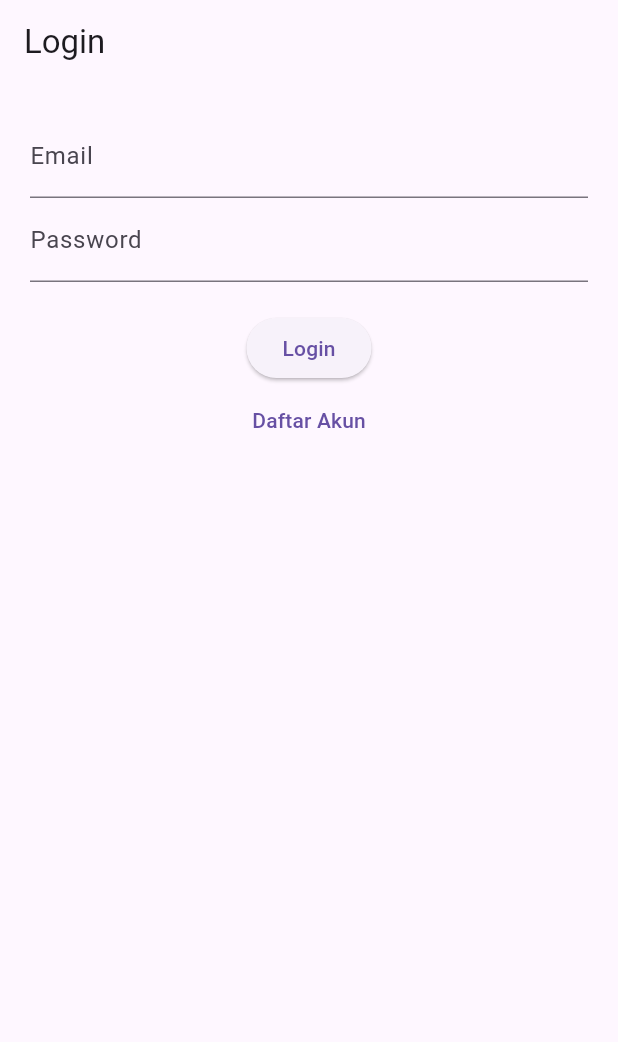
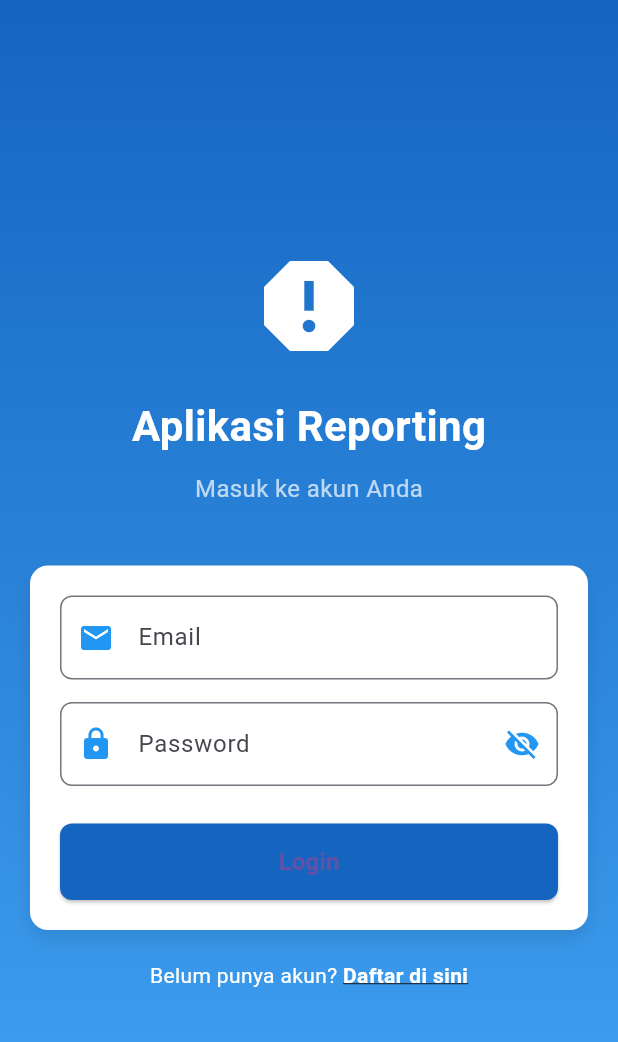
Before and after one commit to BangSaM0607/aplikasi_reporting, a Flutter app: the screen it shows after launch, after a tap on "Login", after a tap on the "logout" icon, on a phone screen of 412 x 824 dp. Shown: the top 1042 px of the screen. Run offline on Flutter 3.47's test engine with Material 3 defaults, Android fonts, the light colour scheme and no system bars; our stand-ins replace get, image_picker, supabase_flutter; accounts and stored records are empty; network calls fail.

Commit message:
Percantik tampilan login page

```diff
--- a/lib/Teknisi/pages/home_page.dart
+++ b/lib/Teknisi/pages/home_page.dart
@@ -4,7 +4,7 @@ import 'package:supabase_flutter/supabase_flutter.dart';
 import '../controllers/report_controller.dart';
 import 'add_report_page.dart';
 import 'report_detail_page.dart';
-import 'login_page.dart';
+import '../../login_page.dart';
 
 class HomePage extends StatelessWidget {
   const HomePage({super.key});
--- a/lib/Teknisi/pages/login_page.dart
+++ /dev/null
@@ -1,62 +0,0 @@
-import 'package:flutter/material.dart';
-import '../controllers/auth_controller.dart';
-import 'home_page.dart';
-import 'register_page.dart';
-
-class LoginPage extends StatefulWidget {
-  const LoginPage({super.key});
-
-  @override
-  State<LoginPage> createState() => _LoginPageState();
-}
-
-class _LoginPageState extends State<LoginPage> {
-  final email = TextEditingController();
-  final password = TextEditingController();
-  final auth = AuthController();
-
-  @override
-  Widget build(BuildContext context) {
-    return Scaffold(
-      appBar: AppBar(title: const Text("Login")),
-      body: Padding(
-        padding: const EdgeInsets.all(20),
-        child: Column(
-          children: [
-            TextField(
-              controller: email,
-              decoration: const InputDecoration(labelText: "Email"),
-            ),
-            TextField(
-              controller: password,
-              decoration: const InputDecoration(labelText: "Password"),
-              obscureText: true,
-            ),
-            const SizedBox(height: 20),
-            ElevatedButton(
-              onPressed: () async {
-                await auth.login(email.text, password.text);
-                if (mounted) {
-                  Navigator.pushReplacement(
-                    context,
-                    MaterialPageRoute(builder: (_) => const HomePage()),
-                  );
-                }
-              },
-              child: const Text("Login"),
-            ),
-            TextButton(
-              onPressed: () {
-                Navigator.push(
-                  context,
-                  MaterialPageRoute(builder: (_) => const RegisterPage()),
-                );
-              },
-              child: const Text("Daftar Akun"),
-            ),
-          ],
-        ),
-      ),
-    );
-  }
-}
--- a/lib/app.dart
+++ b/lib/app.dart
@@ -1,5 +1,5 @@
 import 'package:flutter/material.dart';
-import 'Teknisi/pages/login_page.dart';
+import 'login_page.dart';
 import 'Teknisi/pages/home_page.dart';
 import 'supabase_config.dart';
 
--- /dev/null
+++ b/lib/login_page.dart
@@ -0,0 +1,191 @@
+import 'package:flutter/material.dart';
+import 'Teknisi/controllers/auth_controller.dart';
+import 'Teknisi/pages/home_page.dart';
+import 'Teknisi/pages/register_page.dart';
+
+class LoginPage extends StatefulWidget {
+  const LoginPage({super.key});
+
+  @override
+  State<LoginPage> createState() => _LoginPageState();
+}
+
+class _LoginPageState extends State<LoginPage> {
+  final email = TextEditingController();
+  final password = TextEditingController();
+  final auth = AuthController();
+  bool _obscurePassword = true;
+  bool _loading = false;
+
+  @override
+  Widget build(BuildContext context) {
+    return Scaffold(
+      body: Container(
+        decoration: BoxDecoration(
+          gradient: LinearGradient(
+            begin: Alignment.topCenter,
+            end: Alignment.bottomCenter,
+            colors: [Colors.blue.shade800, Colors.blue.shade400],
+          ),
+        ),
+        child: Center(
+          child: SingleChildScrollView(
+            padding: const EdgeInsets.all(20),
+            child: Column(
+              mainAxisAlignment: MainAxisAlignment.center,
+              children: [
+                Icon(Icons.report, size: 80, color: Colors.white),
+                const SizedBox(height: 20),
+                const Text(
+                  "Aplikasi Reporting",
+                  style: TextStyle(
+                    fontSize: 28,
+                    fontWeight: FontWeight.bold,
+                    color: Colors.white,
+                  ),
+                ),
+                const SizedBox(height: 10),
+                const Text(
+                  "Masuk ke akun Anda",
+                  style: TextStyle(fontSize: 16, color: Colors.white70),
+                ),
+                const SizedBox(height: 40),
+                Container(
+                  decoration: BoxDecoration(
+                    color: Colors.white,
+                    borderRadius: BorderRadius.circular(12),
+                    boxShadow: [
+                      BoxShadow(
+                        color: Colors.black.withOpacity(0.1),
+                        blurRadius: 10,
+                        offset: const Offset(0, 5),
+                      ),
+                    ],
+                  ),
+                  padding: const EdgeInsets.all(20),
+                  child: Column(
+                    children: [
+                      TextField(
+                        controller: email,
+                        decoration: InputDecoration(
+                          labelText: "Email",
+                          prefixIcon: const Icon(Icons.email, color: Colors.blue),
+                          border: OutlineInputBorder(
+                            borderRadius: BorderRadius.circular(8),
+                            borderSide: const BorderSide(color: Colors.grey),
+                          ),
+                          focusedBorder: OutlineInputBorder(
+                            borderRadius: BorderRadius.circular(8),
+                            borderSide: const BorderSide(color: Colors.blue, width: 2),
+                          ),
+                        ),
+                      ),
+                      const SizedBox(height: 15),
+                      TextField(
+                        controller: password,
+                        obscureText: _obscurePassword,
+                        decoration: InputDecoration(
+                          labelText: "Password",
+                          prefixIcon: const Icon(Icons.lock, color: Colors.blue),
+                          suffixIcon: IconButton(
+                            icon: Icon(
+                              _obscurePassword ? Icons.visibility_off : Icons.visibility,
+                              color: Colors.blue,
+                            ),
+                            onPressed: () {
+                              setState(() => _obscurePassword = !_obscurePassword);
+                            },
+                          ),
+                          border: OutlineInputBorder(
+                            borderRadius: BorderRadius.circular(8),
+                            borderSide: const BorderSide(color: Colors.grey),
+                          ),
+                          focusedBorder: OutlineInputBorder(
+                            borderRadius: BorderRadius.circular(8),
+                            borderSide: const BorderSide(color: Colors.blue, width: 2),
+                          ),
+                        ),
+                      ),
+                      const SizedBox(height: 25),
+                      SizedBox(
+                        width: double.infinity,
+                        child: ElevatedButton(
+                          onPressed: _loading
+                              ? null
+                              : () async {
+                                  setState(() => _loading = true);
+                                  try {
+                                    await auth.login(email.text, password.text);
+                                    if (mounted) {
+                                      Navigator.pushReplacement(
+                                        context,
+                                        MaterialPageRoute(builder: (_) => const HomePage()),
+                                      );
+                                    }
+                                  } finally {
+                                    if (mounted) setState(() => _loading = false);
+                                  }
+                                },
+                          style: ElevatedButton.styleFrom(
+                            backgroundColor: Colors.blue.shade800,
+                            padding: const EdgeInsets.symmetric(vertical: 14),
+                            shape: RoundedRectangleBorder(
+                              borderRadius: BorderRadius.circular(8),
+                            ),
+                          ),
+                          child: _loading
+                              ? const SizedBox(
+                                  height: 20,
+                                  width: 20,
+                                  child: CircularProgressIndicator(
+                                    strokeWidth: 2,
+                                    color: Colors.white,
+                                  ),
+                                )
+                              : const Text(
+                                  "Login",
+                                  style: TextStyle(fontSize: 16, fontWeight: FontWeight.bold),
+                                ),
+                        ),
+                      ),
+                    ],
+                  ),
+                ),
+                const SizedBox(height: 20),
+                Row(
+                  mainAxisAlignment: MainAxisAlignment.center,
+                  children: [
+                    const Text("Belum punya akun? ", style: TextStyle(color: Colors.white)),
+                    GestureDetector(
+                      onTap: () {
+                        Navigator.push(
+                          context,
+                          MaterialPageRoute(builder: (_) => const RegisterPage()),
+                        );
+                      },
+                      child: const Text(
+                        "Daftar di sini",
+                        style: TextStyle(
+                          color: Colors.white,
+                          fontWeight: FontWeight.bold,
+                          decoration: TextDecoration.underline,
+                        ),
+                      ),
+                    ),
+                  ],
+                ),
+              ],
+            ),
+          ),
+        ),
+      ),
+    );
+  }
+
+  @override
+  void dispose() {
+    email.dispose();
+    password.dispose();
+    super.dispose();
+  }
+}
```
